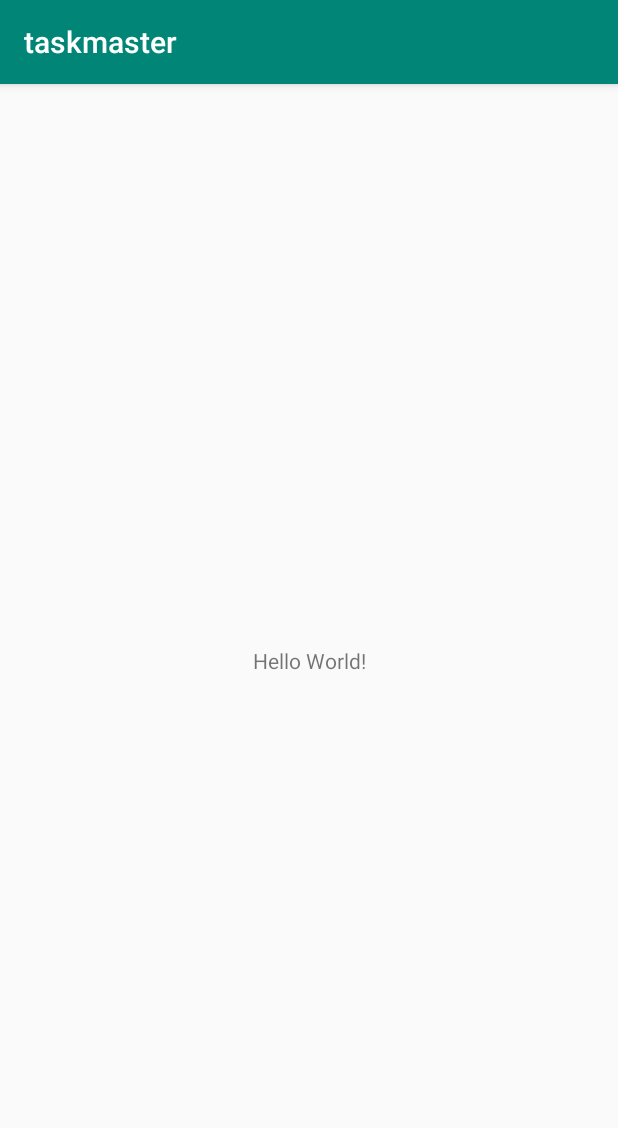
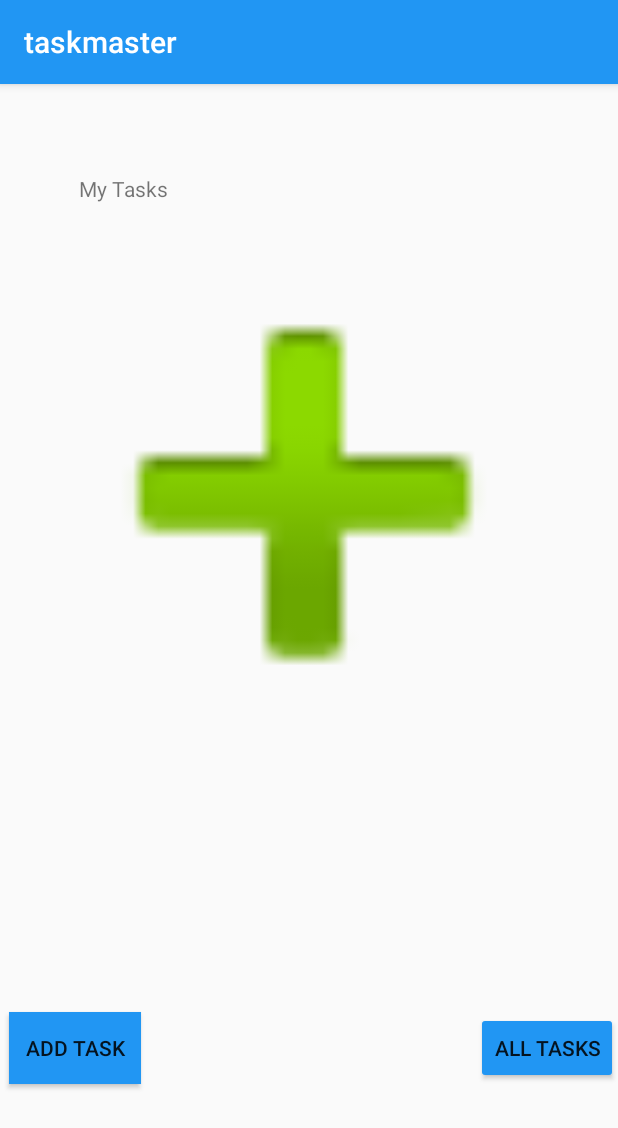
Before and after one commit to silasoyewale10/taskmaster, an Android app: the screen it shows after launch (MainActivity), on a phone screen of 412 x 824 dp. Shown: the top 1128 px of the screen. Run offline under Robolectric (Android 15) with nearby library versions, the phone set to English and light mode, and no system bars.

Commit message:
done with screenshots

```diff
--- a/app/build.gradle
+++ b/app/build.gradle
@@ -23,6 +23,7 @@ dependencies {
     implementation fileTree(dir: 'libs', include: ['*.jar'])
     implementation 'androidx.appcompat:appcompat:1.0.2'
     implementation 'androidx.constraintlayout:constraintlayout:1.1.3'
+    implementation 'com.google.android.material:material:1.0.0'
     testImplementation 'junit:junit:4.12'
     androidTestImplementation 'androidx.test.ext:junit:1.1.0'
     androidTestImplementation 'androidx.test.espresso:espresso-core:3.1.1'
--- a/app/src/main/AndroidManifest.xml
+++ b/app/src/main/AndroidManifest.xml
@@ -9,6 +9,8 @@
         android:roundIcon="@mipmap/ic_launcher_round"
         android:supportsRtl="true"
         android:theme="@style/AppTheme">
+        <activity android:name=".AllTasks"></activity>
+        <activity android:name=".Task" />
         <activity android:name=".MainActivity">
             <intent-filter>
                 <action android:name="android.intent.action.MAIN" />
--- a/app/src/main/java/com/example/taskmaster/MainActivity.java
+++ b/app/src/main/java/com/example/taskmaster/MainActivity.java
@@ -1,8 +1,14 @@
 package com.example.taskmaster;
 
 import androidx.appcompat.app.AppCompatActivity;
+import androidx.constraintlayout.widget.ConstraintLayout;
 
+import android.content.Intent;
 import android.os.Bundle;
+import android.view.View;
+import android.widget.Button;
+import android.widget.EditText;
+import android.widget.TextView;
 
 public class MainActivity extends AppCompatActivity {
 
@@ -10,5 +16,25 @@ public class MainActivity extends AppCompatActivity {
     protected void onCreate(Bundle savedInstanceState) {
         super.onCreate(savedInstanceState);
         setContentView(R.layout.activity_main);
+
+        Button goToAddTaskPage = findViewById(R.id.button3);
+        goToAddTaskPage.setOnClickListener(new View.OnClickListener() {
+            @Override
+            public void onClick(View view) {
+                Intent goToAddTask = new Intent(MainActivity.this, Task.class);
+                MainActivity.this.startActivity(goToAddTask);
+            }
+
+        });
+        Button goToAllTasksPage = findViewById(R.id.button4);
+        goToAllTasksPage.setOnClickListener(new View.OnClickListener() {
+            @Override
+            public void onClick(View v) {
+                Intent gotoAllTasks = new Intent(MainActivity.this, AllTasks.class);
+                MainActivity.this.startActivity((gotoAllTasks));
+            }
+        });
+
+
     }
 }
--- a/app/src/main/res/layout/activity_main.xml
+++ b/app/src/main/res/layout/activity_main.xml
@@ -7,12 +7,60 @@
     tools:context=".MainActivity">
 
     <TextView
+        android:id="@+id/textView"
         android:layout_width="wrap_content"
         android:layout_height="wrap_content"
-        android:text="Hello World!"
+        android:text="My Tasks"
         app:layout_constraintBottom_toBottomOf="parent"
+        app:layout_constraintEnd_toEndOf="parent"
+        app:layout_constraintHorizontal_bias="0.15"
         app:layout_constraintLeft_toLeftOf="parent"
         app:layout_constraintRight_toRightOf="parent"
-        app:layout_constraintTop_toTopOf="parent" />
+        app:layout_constraintStart_toStartOf="parent"
+        app:layout_constraintTop_toTopOf="parent"
+        app:layout_constraintVertical_bias="0.07999998" />
+
+    <Button
+        android:id="@+id/button3"
+        android:layout_width="wrap_content"
+        android:layout_height="wrap_content"
+        android:layout_marginStart="6dp"
+        android:layout_marginTop="24dp"
+        android:layout_marginEnd="6dp"
+        android:layout_marginBottom="56dp"
+        android:background="#2196F3"
+        android:text="ADD TASK"
+        app:layout_constraintBottom_toBottomOf="parent"
+        app:layout_constraintEnd_toEndOf="parent"
+        app:layout_constraintHorizontal_bias="0.0"
+        app:layout_constraintStart_toStartOf="parent"
+        app:layout_constraintTop_toBottomOf="@+id/constraintLayout2" />
+
+    <Button
+        android:id="@+id/button4"
+        android:layout_width="wrap_content"
+        android:layout_height="wrap_content"
+        android:height="3dp"
+        android:backgroundTint="#2196F3"
+        android:text="ALL TASKS"
+        app:layout_constraintBottom_toBottomOf="@+id/button3"
+        app:layout_constraintEnd_toEndOf="parent"
+        app:layout_constraintTop_toTopOf="@+id/button3" />
+
+    <androidx.constraintlayout.widget.ConstraintLayout
+        android:id="@+id/constraintLayout2"
+        android:layout_width="409dp"
+        android:layout_height="549dp"
+        tools:layout_editor_absoluteX="1dp"
+        tools:layout_editor_absoluteY="77dp">
+
+        <ImageView
+            android:id="@+id/imageView2"
+            android:layout_width="405dp"
+            android:layout_height="547dp"
+            app:srcCompat="@android:drawable/ic_input_add"
+            tools:layout_editor_absoluteX="1dp"
+            tools:layout_editor_absoluteY="0dp" />
+    </androidx.constraintlayout.widget.ConstraintLayout>
 
 </androidx.constraintlayout.widget.ConstraintLayout>
--- a/app/src/main/res/values/colors.xml
+++ b/app/src/main/res/values/colors.xml
@@ -1,6 +1,6 @@
 <?xml version="1.0" encoding="utf-8"?>
 <resources>
-    <color name="colorPrimary">#008577</color>
+    <color name="colorPrimary">#2196F3</color>
     <color name="colorPrimaryDark">#00574B</color>
     <color name="colorAccent">#D81B60</color>
 </resources>
--- /dev/null
+++ b/app/src/main/res/values/dimens.xml
@@ -0,0 +1,3 @@
+<resources>
+    <dimen name="fab_margin">16dp</dimen>
+</resources>
--- a/app/src/main/res/values/strings.xml
+++ b/app/src/main/res/values/strings.xml
@@ -1,3 +1,4 @@
 <resources>
     <string name="app_name">taskmaster</string>
+    <string name="title_activity_task">Task</string>
 </resources>
```
Also changed, not shown: app/src/main/java/com/example/taskmaster/AllTasks.java (added, +14 -0 lines), app/src/main/java/com/example/taskmaster/Task.java (added, +51 -0 lines), app/src/main/res/layout/activity_all_tasks.xml (added, +18 -0 lines), app/src/main/res/layout/activity_task.xml (added, +33 -0 lines), app/src/main/res/layout/activity_task2.xml (added, +40 -0 lines), app/src/main/res/layout/content_task.xml (added, +11 -0 lines), app/src/main/res/values/styles.xml (+9 -0 lines), 3 other files.
